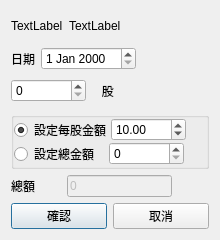
Above: QtStockCapitalIncreaseEditDialog.ui from foxking0416/PythonStockPrice before the change. Below: the same form after it.
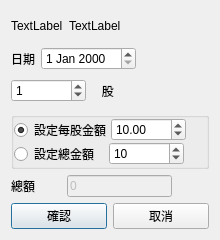
That is the form after the change.

Patch:
```diff
--- a/QtStockCapitalIncreaseEditDialog.ui
+++ b/QtStockCapitalIncreaseEditDialog.ui
@@ -106,6 +106,9 @@
        <property name="maximum">
         <number>99999</number>
        </property>
+       <property name="value">
+        <number>1</number>
+       </property>
       </widget>
      </item>
      <item>
@@ -220,6 +223,9 @@
           <property name="maximum">
            <number>99999999</number>
           </property>
+          <property name="value">
+           <number>10</number>
+          </property>
          </widget>
         </item>
         <item>
```
